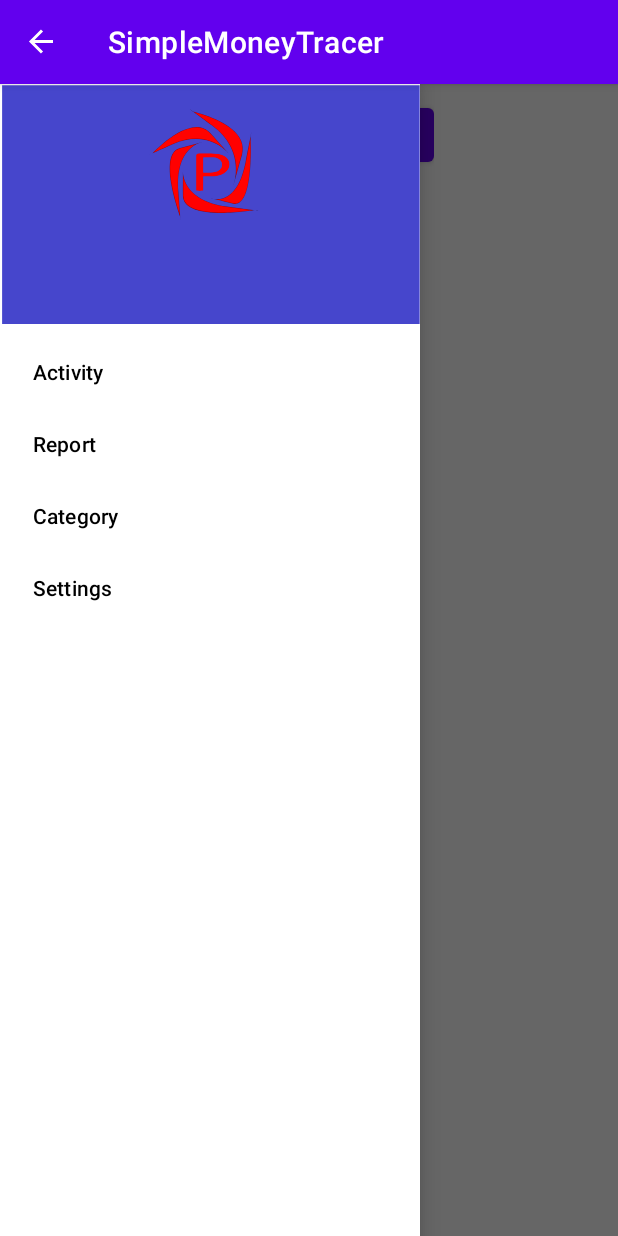
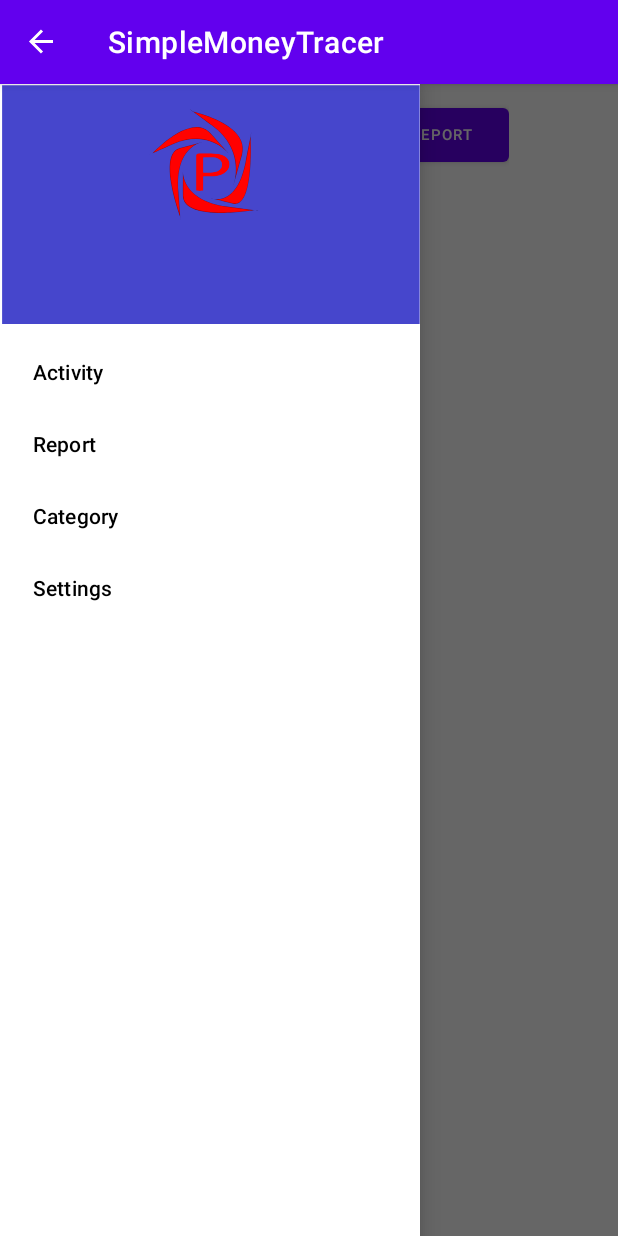
Before and after one commit to hyp0126/simple-money-tracer, an Android app: the fragment ReportFragment placed in its activity, with the side drawer open, on a phone screen of 412 x 824 dp. Run offline under Robolectric (Android 15) with nearby library versions, the phone set to English and light mode, and no system bars; libraries missing offline, so code that uses them is left out: com.github.mikephil.charting; 2 statements that could not run were skipped.

Commit message:
report.xml/animation.xml/chart.xml/report.xml change

```diff
--- a/app/src/main/res/layout-land/fragment_report.xml
+++ b/app/src/main/res/layout-land/fragment_report.xml
@@ -15,8 +15,8 @@
         <LinearLayout
             android:layout_width="match_parent"
             android:layout_height="wrap_content"
-            android:layout_marginLeft="200dp"
-            android:layout_marginTop="10dp"
+            android:layout_marginLeft="200sp"
+            android:layout_marginTop="10sp"
             android:layout_weight="1"
             android:orientation="horizontal">
 
@@ -33,24 +33,23 @@
                 android:id="@+id/textView5"
                 android:layout_width="wrap_content"
                 android:layout_height="wrap_content"
-                android:layout_weight="1"
+                android:layout_marginRight="5dp"
                 android:text="~" />
 
             <EditText
                 android:id="@+id/editEndDate"
                 android:layout_width="80dp"
                 android:layout_height="wrap_content"
-                android:ems="10"
                 android:inputType="date"
                 android:text="End Date"
                 android:textSize="14dp" />
 
             <Button
                 android:id="@+id/btnDaily"
-                android:layout_width="90dp"
+                android:layout_width="80dp"
                 android:layout_height="wrap_content"
                 android:layout_marginLeft="10dp"
-                android:layout_weight="1"
+
                 android:text="Daily"
                 android:textSize="10dp" />
             <!--
@@ -67,8 +66,8 @@
 
         <LinearLayout
             android:layout_width="match_parent"
-            android:layout_height="300dp"
-            android:layout_marginTop="60dp"
+            android:layout_height="match_parent"
+            android:layout_marginTop="20dp"
             android:orientation="horizontal">
 
             <androidx.fragment.app.FragmentContainerView
--- a/app/src/main/res/layout/fragment_animation.xml
+++ b/app/src/main/res/layout/fragment_animation.xml
@@ -8,6 +8,6 @@
     <com.github.mikephil.charting.charts.PieChart
         android:id="@+id/piechart"
         android:layout_width="match_parent"
-        android:layout_height="270dp" />
+        android:layout_height="230sp" />
 
 </LinearLayout>
--- a/app/src/main/res/layout/fragment_chart.xml
+++ b/app/src/main/res/layout/fragment_chart.xml
@@ -8,6 +8,6 @@
         <com.github.mikephil.charting.charts.BarChart
             android:id="@+id/barchart"
             android:layout_width="match_parent"
-            android:layout_height="230dp" />
+            android:layout_height="230sp" />
 
 </FrameLayout>
--- a/app/src/main/res/layout/fragment_report.xml
+++ b/app/src/main/res/layout/fragment_report.xml
@@ -19,8 +19,8 @@
             <LinearLayout
                 android:layout_width="wrap_content"
                 android:layout_height="match_parent"
-                android:layout_marginLeft="20dp"
-                android:layout_marginTop="10dp"
+                android:layout_marginLeft="70sp"
+                android:layout_marginTop="10sp"
                 android:layout_weight="1"
                 android:orientation="horizontal">
 
@@ -55,7 +55,7 @@
                     android:layout_height="wrap_content"
                     android:layout_marginLeft="10dp"
                     android:layout_weight="1"
-                    android:text="Daily"
+                    android:text="@string/report"
                     android:textSize="10dp" />
 
                 <!--
@@ -73,21 +73,21 @@
             <LinearLayout
             android:layout_width="match_parent"
             android:layout_height="wrap_content"
-            android:layout_marginTop="60dp"
+            android:layout_marginTop="10sp"
             android:orientation="vertical">
 
             <androidx.fragment.app.FragmentContainerView
                 android:id="@+id/fragment"
                 android:name="com.phoenixgroup10.simplemoneytracer.fragment.AnimationFragment"
                 android:layout_width="match_parent"
-                android:layout_height="250dp" />
+                android:layout_height="250sp" />
 
             <androidx.fragment.app.FragmentContainerView
                 android:id="@+id/fragment2"
                 android:name="com.phoenixgroup10.simplemoneytracer.fragment.ChartFragment"
                 android:layout_width="match_parent"
                 android:layout_height="wrap_content"
-                android:layout_marginTop="20dp" />
+                android:layout_marginTop="20sp" />
         </LinearLayout>
 
         </LinearLayout>
```
